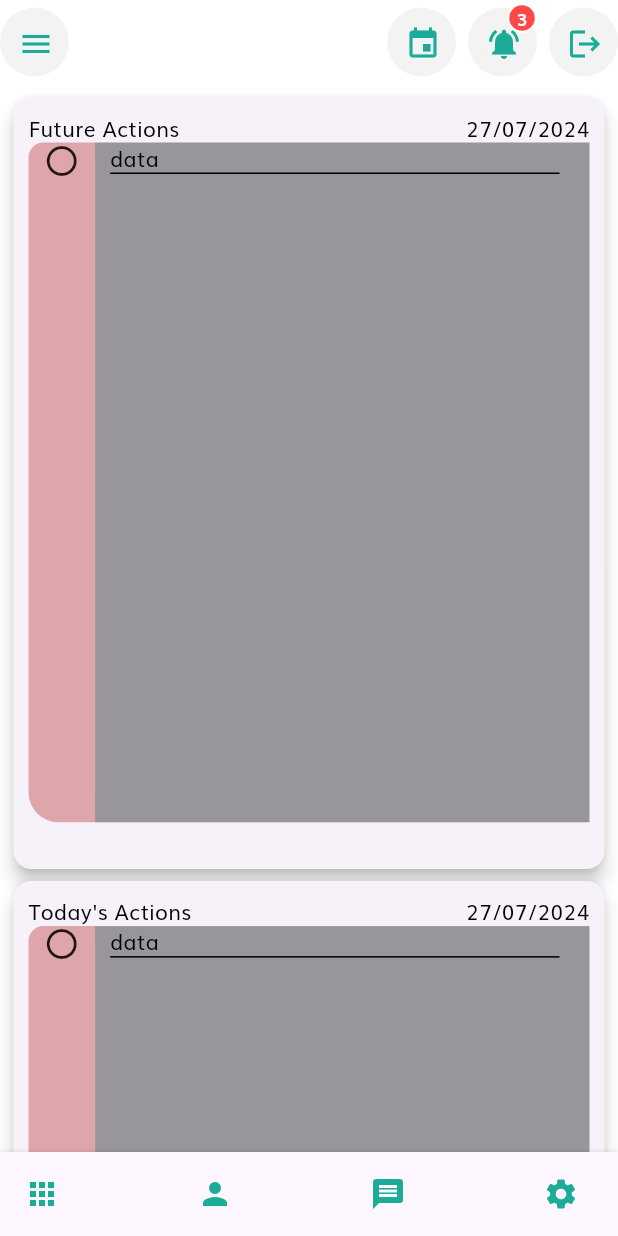
After one commit to sran307/aime_app, a Flutter app: the ToDoList screen opened directly, after a tap on "To Do", on a phone screen of 412 x 824 dp. The commit adds this screen. Run offline on Flutter 3.47's test engine with Material 3 defaults, Android fonts, the phone set to English and light mode, and no system bars; drawn by our look-alikes of bottom_navy_bar; our stand-ins replace connectivity_plus, datetime_picker_formfield_new, device_info_plus, flutter_spinkit, flutter_svg, get and 6 more; accounts and stored records are empty; network calls fail.

Commit message:
TODO screen completed

```diff
--- a/aime_app/lib/constants/dates/dateField.dart
+++ b/aime_app/lib/constants/dates/dateField.dart
@@ -4,7 +4,6 @@ import 'package:flutter/material.dart';
 import 'package:intl/intl.dart';
 import 'package:datetime_picker_formfield_new/datetime_picker_formfield.dart';
 // For changing the language
-import 'package:flutter_localization/flutter_localization.dart';
 
 class dateTimeField extends StatelessWidget {
   final format = DateFormat("dd-MM-yyyy HH:mm");
--- a/aime_app/lib/screens/Home.dart
+++ b/aime_app/lib/screens/Home.dart
@@ -1,10 +1,10 @@
 
 import 'package:flutter/material.dart';
 import 'package:dailyme/screens/home/UserSection.dart';
+import 'package:dailyme/screens/home/Utilities.dart';
 import 'package:jwt_decoder/jwt_decoder.dart';
 import 'package:dailyme/constants/appBar.dart';
 import 'package:dailyme/constants/navBar/CustomBottomNavBar.dart';
-
 class Home extends StatefulWidget {
   final token;
   const Home({@required this.token, Key? key}) : super(key: key);
@@ -27,6 +27,7 @@ class _HomeState extends State<Home> {
     int _currentIndex = 0;
     return Scaffold(
       appBar:CustomAppBar(),
+      backgroundColor: Colors.white,
       body: SafeArea(
           child: SingleChildScrollView(
         padding: EdgeInsets.symmetric(vertical: 16),
@@ -34,7 +35,8 @@ class _HomeState extends State<Home> {
           children: [
             // HomeHeader(),
             SizedBox(height: 20.0,),
-            UserSection()
+            UserSection(),
+            Utilities(),
           ],
         ),
       )),
--- a/aime_app/lib/screens/events/EventList.dart
+++ b/aime_app/lib/screens/events/EventList.dart
@@ -5,8 +5,6 @@ import 'package:dailyme/constants/navBar/CustomBottomNavBar.dart';
 import 'package:dailyme/screens/events/eventForm.dart';
 import 'package:flutter/material.dart';
 import 'package:flutter/widgets.dart';
-import 'package:shared_preferences/shared_preferences.dart';
-import 'package:dailyme/screens/Home.dart';
 
 class EventList extends StatefulWidget {
   const EventList({super.key});
--- /dev/null
+++ b/aime_app/lib/screens/home/Utilities.dart
@@ -0,0 +1,40 @@
+import 'package:flutter/material.dart';
+import 'package:dailyme/constants/constants.dart';
+import 'package:get/get.dart';
+import 'package:dailyme/screens/todo/ToDoList.dart';
+
+class Utilities extends StatelessWidget {
+  const Utilities({Key? key});
+
+  @override
+  Widget build(BuildContext context) {
+    return Card(
+      surfaceTintColor: Colors.deepOrange,
+      elevation: 0.0,
+      color: kPrimaryColor,
+      child: SizedBox(
+        // width: double.infinity, // Take the full width
+        height: MediaQuery.of(context).size.height * 0.4,
+        child: SingleChildScrollView(
+          child: Row(
+            mainAxisAlignment: MainAxisAlignment.spaceEvenly,
+            children: [
+              Expanded(
+                child: Container(
+                  padding: EdgeInsets.all(8),
+                  child: ElevatedButton(
+                    onPressed: () {
+                      Get.to(ToDoList(), transition: Transition.circularReveal);
+                    },
+                    child: Text('To Do'),
+                  ),
+                ),
+              ),
+
+            ],
+          ),
+        ),
+      ),
+    );
+  }
+}
--- /dev/null
+++ b/aime_app/lib/screens/todo/ToDoList.dart
@@ -0,0 +1,47 @@
+import 'package:dailyme/constants/appBar.dart';
+import 'package:flutter/material.dart';
+import 'package:dailyme/screens/todo/Today.dart';
+import 'package:dailyme/screens/todo/Tomorrow.dart';
+import 'package:dailyme/screens/todo/Yesterday.dart';
+import 'package:dailyme/constants/navBar/CustomBottomNavBar.dart';
+
+class ToDoList extends StatefulWidget {
+  const ToDoList({super.key});
+
+  @override
+  State<ToDoList> createState() => _ToDoListState();
+}
+
+class _ToDoListState extends State<ToDoList> {
+  @override
+  int _currentIndex = 5;
+  Widget build(BuildContext context) {
+    return Scaffold(
+      appBar: CustomAppBar(),
+      body: SafeArea(
+        child: Column(
+          children: [
+            Expanded(
+              child: SingleChildScrollView(
+                padding: EdgeInsets.all(5.0),
+                child: Column(
+                  children: [
+                    Tomorrow(),
+                    Today(),
+                    Yesterday(),
+                  ],
+                ),
+              ),
+            ),
+          ],
+        ),
+      ),
+      bottomNavigationBar: CustomBottomNavBar(
+        currentIndex: _currentIndex,
+        onItemSelected: (index) {
+          setState(() => _currentIndex = index);
+        },
+      ),
+    );
+  }
+}
--- /dev/null
+++ b/aime_app/lib/screens/todo/Today.dart
@@ -0,0 +1,78 @@
+import 'package:dailyme/constants/constants.dart';
+import 'package:flutter/material.dart';
+
+class Today extends StatefulWidget {
+  const Today({super.key});
+
+  @override
+  State<Today> createState() => _TodayState();
+}
+
+class _TodayState extends State<Today> {
+  @override
+  Widget build(BuildContext context) {
+    return Card(
+      elevation: 5.0,
+      child: Container(
+        height: MediaQuery.of(context).size.height * 0.6,
+        margin: EdgeInsets.all(10.0),
+        child: Column(
+          children: [
+            Row(
+              mainAxisAlignment: MainAxisAlignment.spaceBetween,
+              children: [
+                Text("Today's Actions"),
+                Text("27/07/2024"),
+              ],
+            ),
+            Row(
+              children: [
+                Expanded(
+                  child: Container(
+                      width: MediaQuery.of(context).size.width * .1,
+                      height: MediaQuery.of(context).size.height * .55,
+                      decoration: BoxDecoration(
+                        color: const Color.fromARGB(96, 180, 39, 39),
+                        borderRadius: BorderRadius.only(
+                          topLeft: Radius.circular(10),
+                          bottomLeft: Radius.circular(20.0),
+                          )
+                      ),
+                      child: Align(
+                        alignment: Alignment.topCenter,
+                        child: Icon(Icons.circle_outlined,
+                        ))),
+                ),
+                Container(
+                    width: MediaQuery.of(context).size.width * .8,
+                    height: MediaQuery.of(context).size.height * .55,
+                    decoration: BoxDecoration(
+                      color: Colors.black38,
+                    ),
+                    child: Column(
+                      crossAxisAlignment: CrossAxisAlignment.start,
+                      children: [
+                        Padding(
+                          padding: const EdgeInsets.only(left:10),
+                          child: Text('data',
+                          style: TextStyle(
+
+                          ),),
+                        ),
+                        Divider(
+                          color: kDark,
+                          thickness: 1,
+                          height: 1.0,
+                          indent: 10,
+                          endIndent: 20,
+                        ),
+                      ],
+                    )),
+              ],
+            )
+          ],
+        ),
+      ),
+    );
+  }
+}
--- /dev/null
+++ b/aime_app/lib/screens/todo/Tomorrow.dart
@@ -0,0 +1,78 @@
+import 'package:dailyme/constants/constants.dart';
+import 'package:flutter/material.dart';
+
+class Tomorrow extends StatefulWidget {
+  const Tomorrow({super.key});
+
+  @override
+  State<Tomorrow> createState() => _TomorrowState();
+}
+
+class _TomorrowState extends State<Tomorrow> {
+  @override
+  Widget build(BuildContext context) {
+    return Card(
+      elevation: 5.0,
+      child: Container(
+        height: MediaQuery.of(context).size.height * 0.6,
+        margin: EdgeInsets.all(10.0),
+        child: Column(
+          children: [
+            Row(
+              mainAxisAlignment: MainAxisAlignment.spaceBetween,
+              children: [
+                Text("Future Actions"),
+                Text("27/07/2024"),
+              ],
+            ),
+            Row(
+              children: [
+                Expanded(
+                  child: Container(
+                      width: MediaQuery.of(context).size.width * .1,
+                      height: MediaQuery.of(context).size.height * .55,
+                      decoration: BoxDecoration(
+                        color: const Color.fromARGB(96, 180, 39, 39),
+                        borderRadius: BorderRadius.only(
+                          topLeft: Radius.circular(10),
+                          bottomLeft: Radius.circular(20.0),
+                          )
+                      ),
+                      child: Align(
+                        alignment: Alignment.topCenter,
+                        child: Icon(Icons.circle_outlined,
+                        ))),
+                ),
+                Container(
+                    width: MediaQuery.of(context).size.width * .8,
+                    height: MediaQuery.of(context).size.height * .55,
+                    decoration: BoxDecoration(
+                      color: Colors.black38,
+                    ),
+                    child: Column(
+                      crossAxisAlignment: CrossAxisAlignment.start,
+                      children: [
+                        Padding(
+                          padding: const EdgeInsets.only(left:10),
+                          child: Text('data',
+                          style: TextStyle(
+
+                          ),),
+                        ),
+                        Divider(
+                          color: kDark,
+                          thickness: 1,
+                          height: 1.0,
+                          indent: 10,
+                          endIndent: 20,
+                        ),
+                      ],
+                    )),
+              ],
+            )
+          ],
+        ),
+      ),
+    );
+  }
+}
--- /dev/null
+++ b/aime_app/lib/screens/todo/Yesterday.dart
@@ -0,0 +1,78 @@
+import 'package:dailyme/constants/constants.dart';
+import 'package:flutter/material.dart';
+
+class Yesterday extends StatefulWidget {
+  const Yesterday({super.key});
+
+  @override
+  State<Yesterday> createState() => _YesterdayState();
+}
+
+class _YesterdayState extends State<Yesterday> {
+  @override
+  Widget build(BuildContext context) {
+    return Card(
+      elevation: 5.0,
+      child: Container(
+        height: MediaQuery.of(context).size.height * 0.6,
+        margin: EdgeInsets.all(10.0),
+        child: Column(
+          children: [
+            Row(
+              mainAxisAlignment: MainAxisAlignment.spaceBetween,
+              children: [
+                Text("Pending Actions"),
+                Text("27/07/2024"),
+              ],
+            ),
+            Row(
+              children: [
+                Expanded(
+                  child: Container(
+                      width: MediaQuery.of(context).size.width * .1,
+                      height: MediaQuery.of(context).size.height * .55,
+                      decoration: BoxDecoration(
+                        color: const Color.fromARGB(96, 180, 39, 39),
+                        borderRadius: BorderRadius.only(
+                          topLeft: Radius.circular(10),
+                          bottomLeft: Radius.circular(20.0),
+                          )
+                      ),
+                      child: Align(
+                        alignment: Alignment.topCenter,
+                        child: Icon(Icons.circle_outlined,
+                        ))),
+                ),
+                Container(
+                    width: MediaQuery.of(context).size.width * .8,
+                    height: MediaQuery.of(context).size.height * .55,
+                    decoration: BoxDecoration(
+                      color: Colors.black38,
+                    ),
+                    child: Column(
+                      crossAxisAlignment: CrossAxisAlignment.start,
+                      children: [
+                        Padding(
+                          padding: const EdgeInsets.only(left:10),
+                          child: Text('data',
+                          style: TextStyle(
+
+                          ),),
+                        ),
+                        Divider(
+                          color: kDark,
+                          thickness: 1,
+                          height: 1.0,
+                          indent: 10,
+                          endIndent: 20,
+                        ),
+                      ],
+                    )),
+              ],
+            )
+          ],
+        ),
+      ),
+    );
+  }
+}
--- a/aime_app/pubspec.yaml
+++ b/aime_app/pubspec.yaml
@@ -54,7 +54,6 @@ dependencies:
   page_transition: ^2.1.0
   get: ^4.6.6
   datetime_picker_formfield_new: ^2.1.0
-  flutter_localization: ^0.2.0
 
 
 dev_dependencies:
```
Also changed, not shown: aime_app/lib/screens/home/TodoSection.dart (deleted), aime_app/pubspec.lock, 5 other files.
